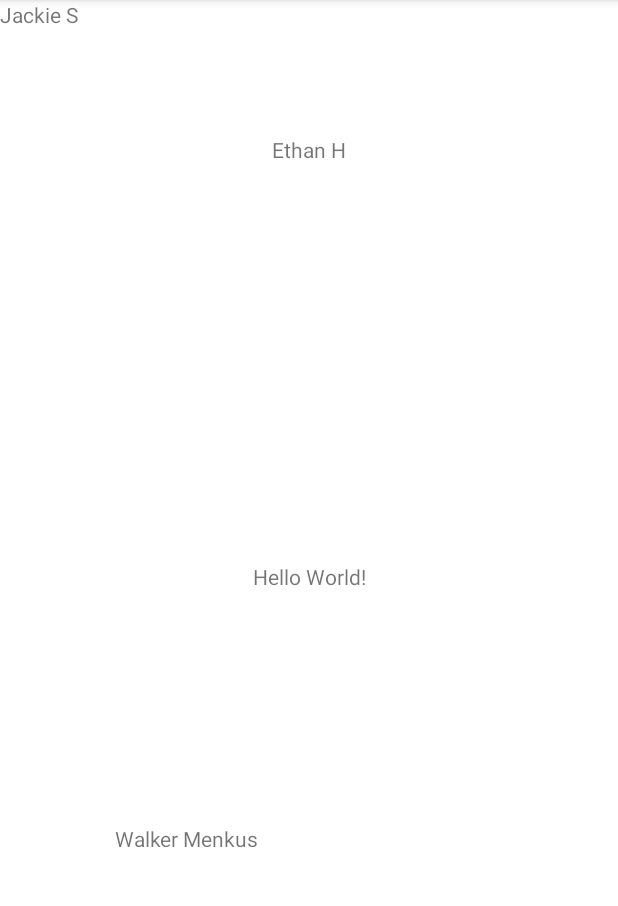
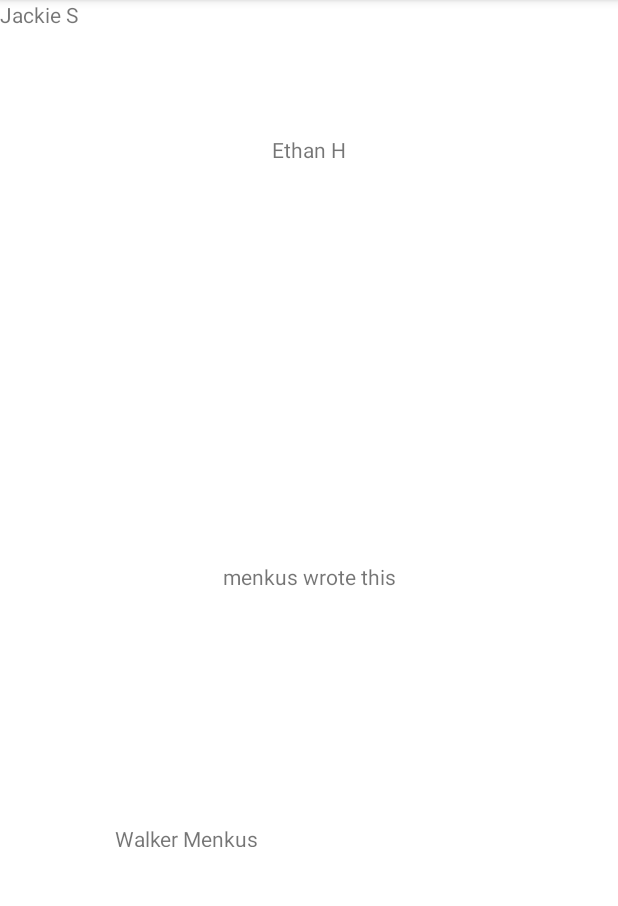
Before and after one commit to ocaldwell1/ProjectJanus, an Android app: the screen it shows after launch (MainActivity), on a phone screen of 412 x 824 dp, the part 84-990 px from its top. Run offline under Robolectric (Android 15) with nearby library versions, the light colour scheme and no system bars.

Commit message:
changing text to set up merge conflict

```diff
--- a/app/src/main/res/layout/activity_main.xml
+++ b/app/src/main/res/layout/activity_main.xml
@@ -10,7 +10,7 @@
         android:id="@+id/textView2"
         android:layout_width="wrap_content"
         android:layout_height="wrap_content"
-        android:text="Hello World!"
+        android:text="menkus wrote this"
         app:layout_constraintBottom_toBottomOf="parent"
         app:layout_constraintEnd_toEndOf="parent"
         app:layout_constraintStart_toStartOf="parent"
```
